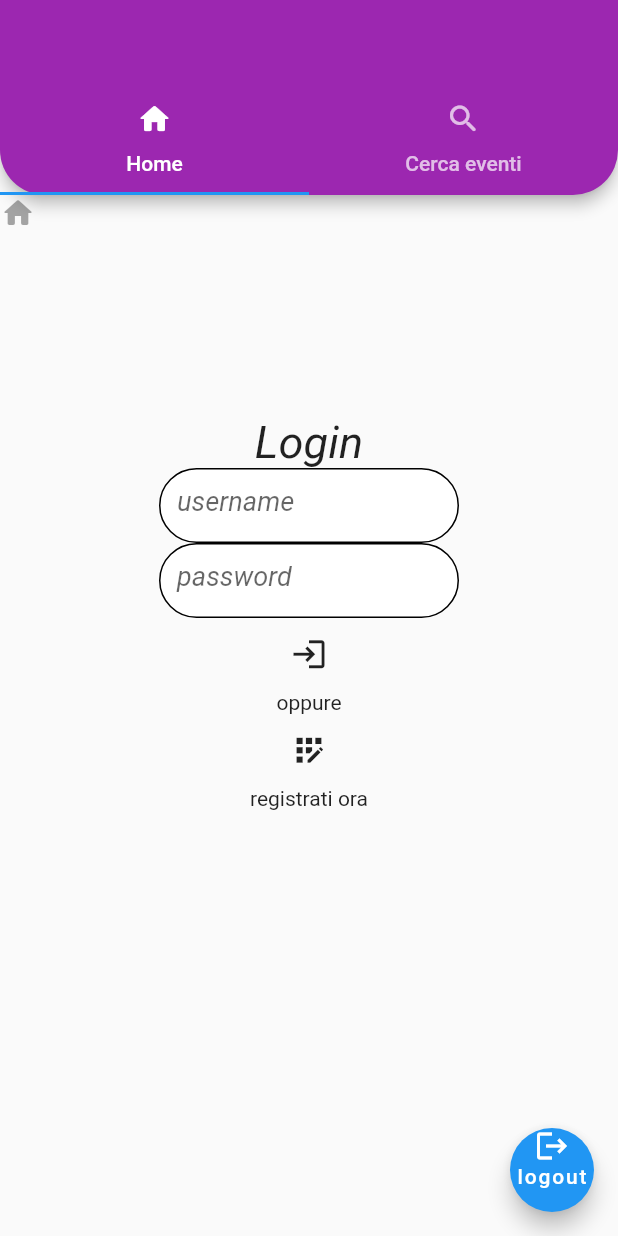
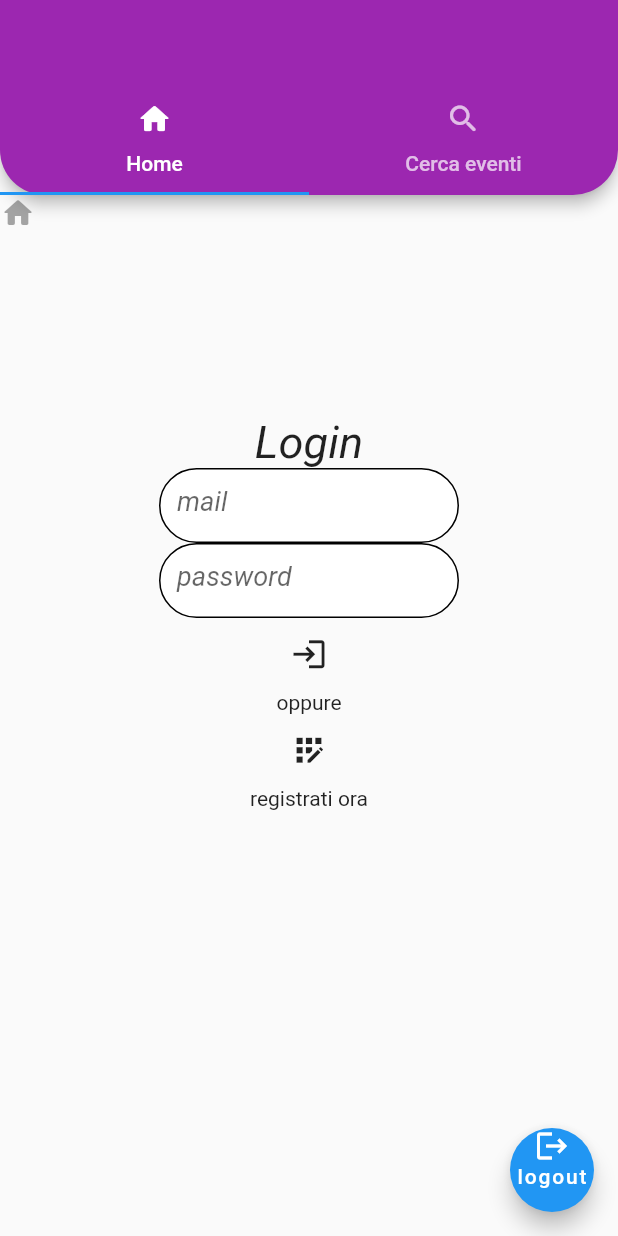
Before and after one commit to divadde/frontendPiattaforme, a Flutter app: the screen it shows after launch, after a tap on the "login" icon, on a phone screen of 412 x 824 dp. Run offline on Flutter 3.47's test engine with Material 2 defaults, Android fonts, the light colour scheme and no system bars; network calls fail.

Commit message:
Aggiustamento del layout

```diff
--- a/lib/UI/pages/Login.dart
+++ b/lib/UI/pages/Login.dart
@@ -20,15 +20,17 @@ enum page{
 class _PersonalAreaState extends State<Login>{
   page p = page.login;
   late Response data;
-  TextEditingController _controllerUsername = TextEditingController();
+  TextEditingController _controllerMail = TextEditingController();
   TextEditingController _controllerPassword = TextEditingController();
 
   TextEditingController _RegcontrollerNome = TextEditingController();
   TextEditingController _RegcontrollerCogn = TextEditingController();
-  TextEditingController _RegcontrollerUser = TextEditingController();
+  TextEditingController _RegcontrollerMail = TextEditingController();
   TextEditingController _RegcontrollerPass = TextEditingController();
   TextEditingController _RegcontrollerCF = TextEditingController();
-  TextEditingController _RegcontrollerDataN = TextEditingController();
+  TextEditingController _RegcontrollerCitta = TextEditingController();
+  TextEditingController _RegcontrollerEta = TextEditingController();
+
 
   @override
   Widget build(BuildContext context) {
@@ -57,7 +59,7 @@ class _PersonalAreaState extends State<Login>{
                         fontStyle: FontStyle.italic,
                       ),
                     ),
-                    TextInputField(hint:"username", controller: _controllerUsername,submit: loginS),
+                    TextInputField(hint:"mail", controller: _controllerMail,submit: loginS),
                     TextInputField(hint:"password", controller: _controllerPassword,submit: loginS,),
                     IconButton( onPressed: login,
                       icon: Icon(Icons.login, size: 25,),),
@@ -87,7 +89,7 @@ class _PersonalAreaState extends State<Login>{
           children: [
             Opacity(
               opacity: 0.4,
-              child: Image.asset("images/homeImage.jpg",
+              child: Image.asset("images/homeImage.jpg", //todo immagine da sostituire
                 width: double.infinity,
                 height: double.infinity,
                 fit: BoxFit.fitWidth ,
@@ -106,12 +108,13 @@ class _PersonalAreaState extends State<Login>{
                         fontStyle: FontStyle.italic,
                       ),
                     ),
-                    TextInputField(hint:"username",controller: _RegcontrollerUser,),
+                    TextInputField(hint:"mail",controller: _RegcontrollerMail,),
                     TextInputField(hint:"password",controller: _RegcontrollerPass,),
-                    TextInputField(hint: "nome",controller: _RegcontrollerNome,),
-                    TextInputField(hint: "cognome",controller: _RegcontrollerCogn,),
-                    TextInputField(hint: "codice fiscale", controller: _RegcontrollerCF),
-                    TextInputField(hint:"data di nascita: AAAA-MM-DD",controller: _RegcontrollerDataN,),
+                    TextInputField(hint:"nome",controller: _RegcontrollerNome,),
+                    TextInputField(hint:"cognome",controller: _RegcontrollerCogn,),
+                    TextInputField(hint:"codice fiscale", controller: _RegcontrollerCF),
+                    TextInputField(hint:"eta",controller: _RegcontrollerEta,),
+                    TextInputField(hint:"citta",controller: _RegcontrollerCitta,),
                     IconButton(
                       onPressed: registrati,
                       icon:  Icon(
@@ -130,14 +133,14 @@ class _PersonalAreaState extends State<Login>{
   }
 
   void registrati(){
-    //TODO
+    //TODO nick ha caricato il codice, vai a vedere
   }
 
   void loginS(String s){
     login();
   }
   void login()async{
-    LogInResult res = await Model.sharedInstance.logIn(_controllerUsername.text, _controllerPassword.text);
+    LogInResult res = await Model.sharedInstance.logIn(_controllerMail.text, _controllerPassword.text);
     LoginState.sharedInstance.setLoginState(res);
   }
 
--- a/lib/UI/pages/UserRegistration.dart
+++ b/lib/UI/pages/UserRegistration.dart
@@ -4,7 +4,7 @@ import 'package:frontend_ticketstore/model/Model.dart';
 import 'package:frontend_ticketstore/model/objects/Utente.dart';
 import 'package:flutter/material.dart';
 
-
+//non usata.
 class UserRegistration extends StatefulWidget {
   UserRegistration({Key? key}) : super(key: key);
 
--- a/lib/model/Model.dart
+++ b/lib/model/Model.dart
@@ -7,7 +7,7 @@ import 'package:frontend_ticketstore/model/objects/Utente.dart';
 import 'package:frontend_ticketstore/model/support/Constants.dart';
 import 'package:frontend_ticketstore/model/support/LogInResult.dart';
 
-
+//todo aggiungi acquisto biglietto
 class Model {
   static Model sharedInstance = Model();
 
@@ -15,6 +15,7 @@ class Model {
   late AuthenticationData _authenticationData;
 
 
+  //ok
   Future<LogInResult> logIn(String email, String password) async {
     try{
       Map<String, String> params = Map();
@@ -37,7 +38,7 @@ class Model {
         }
       }
       _restManager.token = _authenticationData.accessToken;
-      Timer.periodic(Duration(seconds: (_authenticationData.expiresIn - 50)), (Timer t) {
+      Timer.periodic(Duration(seconds: (_authenticationData.expiresIn! - 50)), (Timer t) {
         _refreshToken();
       });
       return LogInResult.logged;
@@ -47,13 +48,14 @@ class Model {
     }
   }
 
+  //ok
   Future<bool> _refreshToken() async {
     try {
       Map<String, String> params = Map();
       params["grant_type"] = "refresh_token";
       params["client_id"] = Constants.CLIENT_ID;
       params["client_secret"] = Constants.CLIENT_SECRET;
-      params["refresh_token"] = _authenticationData.refreshToken;
+      params["refresh_token"] = _authenticationData.refreshToken!;
       String result = await _restManager.makePostRequest(Constants.ADDRESS_AUTHENTICATION_SERVER, Constants.REQUEST_LOGIN, params, type: TypeHeader.urlencoded);
       _authenticationData = AuthenticationData.fromJson(jsonDecode(result));
       if ( _authenticationData.hasError() ) {
@@ -67,13 +69,14 @@ class Model {
     }
   }
 
+  //ok
   Future<bool> logOut() async {
     try{
       Map<String, String> params = Map();
       _restManager.token = null;
       params["client_id"] = Constants.CLIENT_ID;
       params["client_secret"] = Constants.CLIENT_SECRET;
-      params["refresh_token"] = _authenticationData.refreshToken;
+      params["refresh_token"] = _authenticationData.refreshToken!;
       await _restManager.makePostRequest(Constants.ADDRESS_AUTHENTICATION_SERVER, Constants.REQUEST_LOGOUT, params, type: TypeHeader.urlencoded);
       return true;
     }
@@ -82,6 +85,7 @@ class Model {
     }
   }
 
+  //ok
   Future<List<Evento>> searchEvent(String nome) async {
     Map<String, String> params = Map();
     params["nome"] = nome;
@@ -89,6 +93,7 @@ class Model {
     return List<Evento>.from(json.decode(await _restManager.makeGetRequest(Constants.ADDRESS_STORE_SERVER, Constants.REQUEST_SEARCH_EVENTS, params)).map((i) => Evento.fromJson(i)).toList());
   }
 
+  //forse non serve
   Future<Utente> addUser(Utente user) async {
       String rawResult = await _restManager.makePostRequest(Constants.ADDRESS_STORE_SERVER, Constants.REQUEST_ADD_USER, user);
       /*if ( rawResult.contains(Constants.RESPONSE_ERROR_MAIL_USER_ALREADY_EXISTS) ) {
@@ -98,5 +103,7 @@ class Model {
       return Utente.fromJson(jsonDecode(rawResult));
   }
 
+  //aggiungi acquisto biglietto
+
 
 }
--- a/lib/model/objects/AuthenticationData.dart
+++ b/lib/model/objects/AuthenticationData.dart
@@ -1,12 +1,11 @@
-//todo, da vedere
 class AuthenticationData {
-  String accessToken;
-  String refreshToken;
-  String error;
-  int expiresIn;
+  String? accessToken;
+  String? refreshToken;
+  String? error;
+  int? expiresIn;
 
 
-  AuthenticationData({required this.accessToken, required this.refreshToken, required this.error, required this.expiresIn,});
+  AuthenticationData({ this.accessToken,  this.refreshToken,  this.error,  this.expiresIn,});
 
   factory AuthenticationData.fromJson(Map<String, dynamic> json) {
     return AuthenticationData(
--- a/lib/model/support/extensions/StringCapitalization.dart
+++ b/lib/model/support/extensions/StringCapitalization.dart
@@ -1,3 +1,4 @@
+//non usata?
 extension StringCapitalization on String {
 
   String get capitalize => '${this[0].toUpperCase()}${this.substring(1)}';
```
